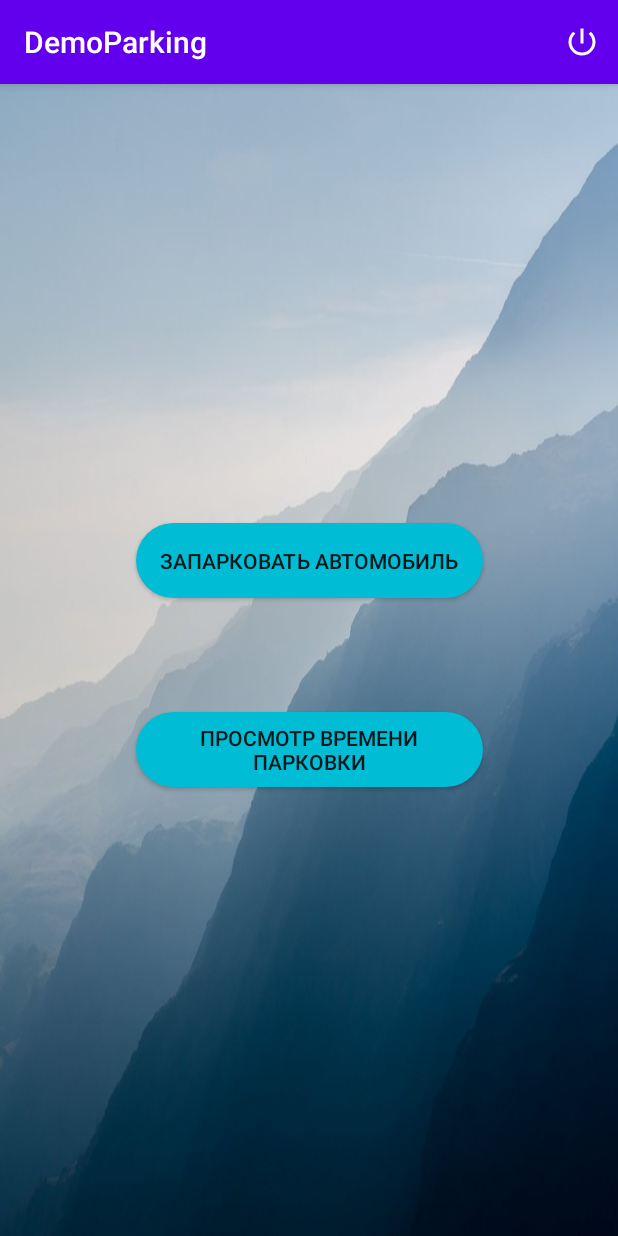
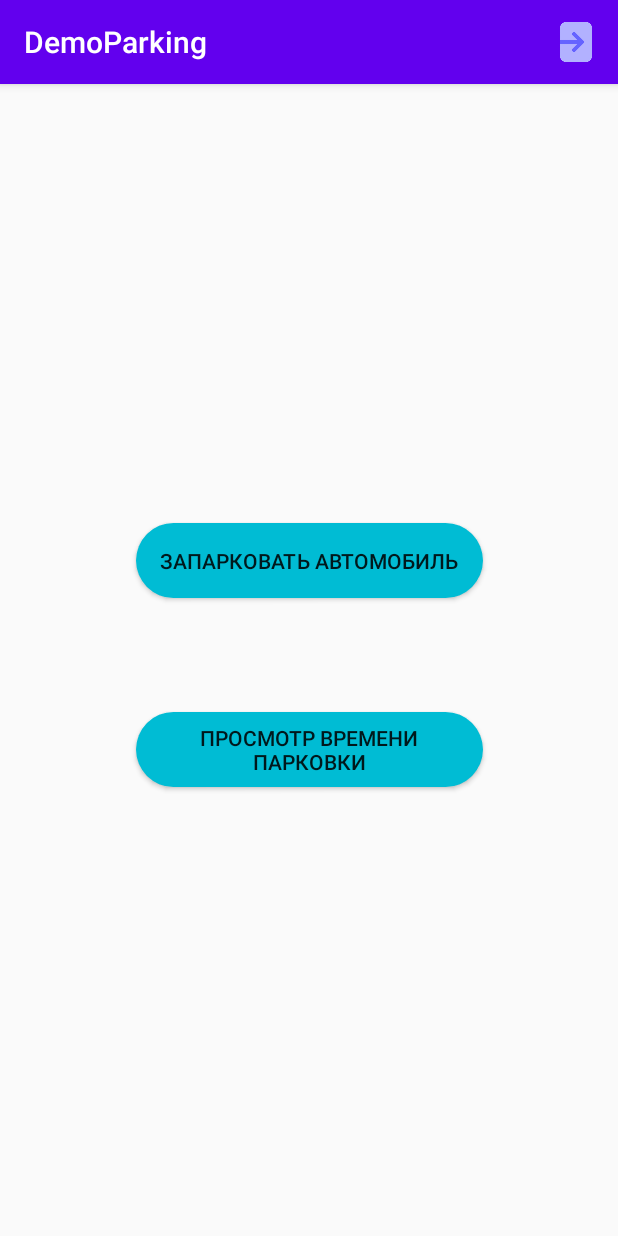
Before and after one commit to Aydarr/DemoParKing, an Android app: the screen it shows after launch (MainActivity), on a phone screen of 412 x 824 dp. Run offline under Robolectric (Android 15) with nearby library versions, the phone set to English and light mode, and no system bars; our stand-ins replace Firebase (no records; nobody signed in at launch, a user with empty details on screens opened directly); Roboto replaces fonts that are not available here.

Commit message:
Изменил интерфейс
Сделал фон белым
Изменил иконку выхода из аккаунта

```diff
--- a/app/src/main/res/layout/activity_main.xml
+++ b/app/src/main/res/layout/activity_main.xml
@@ -4,7 +4,7 @@
     xmlns:tools="http://schemas.android.com/tools"
     android:layout_width="match_parent"
     android:layout_height="match_parent"
-    android:background="@drawable/bgbike"
+    android:background="?android:attr/windowBackground"
     tools:context=".MainActivity">
 
     <Button
--- a/app/src/main/res/menu/nav_menu.xml
+++ b/app/src/main/res/menu/nav_menu.xml
@@ -4,8 +4,8 @@
 
     <item
         android:id="@+id/menu_sign_out"
+        android:icon="@drawable/singout"
         android:title="Sign Out"
-        android:icon="@drawable/ic_power_settings_new_black_24dp"
-        app:showAsAction="ifRoom"/>
+        app:showAsAction="ifRoom" />
 
 </menu>
```
Also changed, not shown: app/src/main/res/drawable-v24/singout.png (added).
